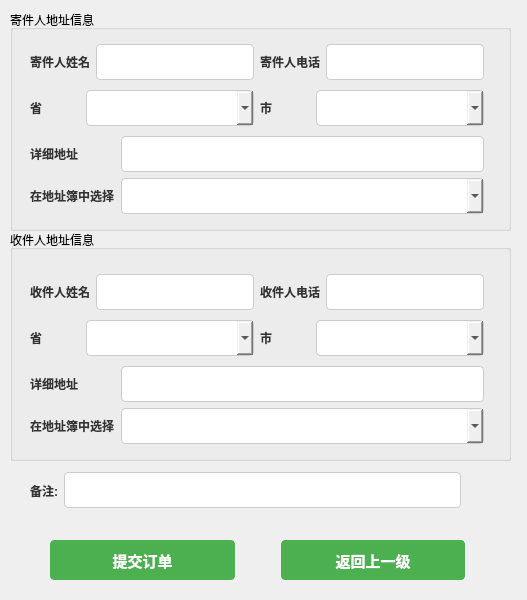
First picture: the form in modules/user/user_sendout.ui, repository gfzyl/Parcel-System, before the edit.
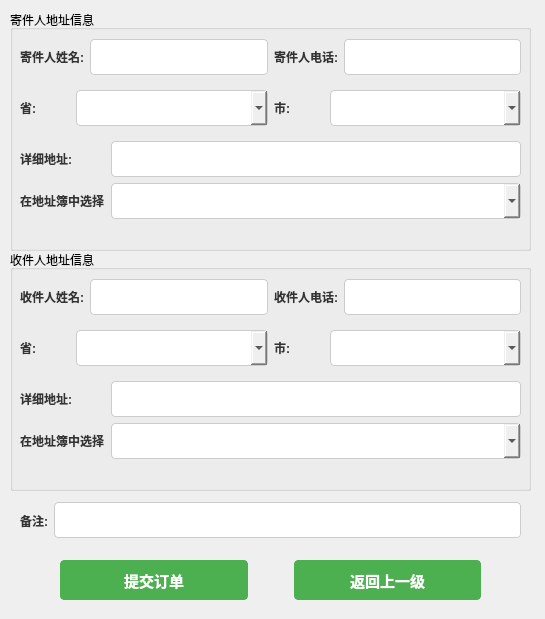
Second picture: the form after the edit.

The edit to the form file:
```diff
--- a/modules/user/user_sendout.ui
+++ b/modules/user/user_sendout.ui
@@ -6,8 +6,8 @@
    <rect>
     <x>0</x>
     <y>0</y>
-    <width>527</width>
-    <height>600</height>
+    <width>545</width>
+    <height>619</height>
    </rect>
   </property>
   <property name="windowTitle">
@@ -18,8 +18,8 @@
     <rect>
      <x>10</x>
      <y>10</y>
-     <width>501</width>
-     <height>221</height>
+     <width>521</width>
+     <height>241</height>
     </rect>
    </property>
    <property name="styleSheet">
@@ -46,10 +46,10 @@
    <widget class="QWidget" name="layoutWidget">
     <property name="geometry">
      <rect>
-      <x>20</x>
-      <y>30</y>
-      <width>454</width>
-      <height>178</height>
+      <x>10</x>
+      <y>20</y>
+      <width>501</width>
+      <height>201</height>
      </rect>
     </property>
     <layout class="QVBoxLayout" name="verticalLayout">
@@ -58,7 +58,7 @@
        <item>
         <widget class="QLabel" name="label">
          <property name="text">
-          <string>寄件人姓名</string>
+          <string>寄件人姓名:</string>
          </property>
         </widget>
        </item>
@@ -68,7 +68,7 @@
        <item>
         <widget class="QLabel" name="label_2">
          <property name="text">
-          <string>寄件人电话</string>
+          <string>寄件人电话:</string>
          </property>
         </widget>
        </item>
@@ -88,7 +88,7 @@
           </size>
          </property>
          <property name="text">
-          <string>省</string>
+          <string>省:</string>
          </property>
         </widget>
        </item>
@@ -110,7 +110,7 @@
           </size>
          </property>
          <property name="text">
-          <string>市</string>
+          <string>市:</string>
          </property>
         </widget>
        </item>
@@ -124,7 +124,7 @@
        <item row="0" column="0">
         <widget class="QLabel" name="label_6">
          <property name="text">
-          <string>详细地址</string>
+          <string>详细地址:</string>
          </property>
         </widget>
        </item>
@@ -156,9 +156,9 @@
    <property name="geometry">
     <rect>
      <x>10</x>
-     <y>230</y>
-     <width>501</width>
-     <height>231</height>
+     <y>250</y>
+     <width>521</width>
+     <height>241</height>
     </rect>
    </property>
    <property name="styleSheet">
@@ -184,10 +184,10 @@
    <widget class="QWidget" name="layoutWidget_2">
     <property name="geometry">
      <rect>
-      <x>20</x>
-      <y>40</y>
-      <width>454</width>
-      <height>178</height>
+      <x>10</x>
+      <y>20</y>
+      <width>501</width>
+      <height>201</height>
      </rect>
     </property>
     <layout class="QVBoxLayout" name="verticalLayout_2">
@@ -196,7 +196,7 @@
        <item>
         <widget class="QLabel" name="label_3">
          <property name="text">
-          <string>收件人姓名</string>
+          <string>收件人姓名:</string>
          </property>
         </widget>
        </item>
@@ -206,7 +206,7 @@
        <item>
         <widget class="QLabel" name="label_7">
          <property name="text">
-          <string>收件人电话</string>
+          <string>收件人电话:</string>
          </property>
         </widget>
        </item>
@@ -226,7 +226,7 @@
           </size>
          </property>
          <property name="text">
-          <string>省</string>
+          <string>省:</string>
          </property>
         </widget>
        </item>
@@ -248,7 +248,7 @@
           </size>
          </property>
          <property name="text">
-          <string>市</string>
+          <string>市:</string>
          </property>
         </widget>
        </item>
@@ -265,7 +265,7 @@
        <item row="0" column="0">
         <widget class="QLabel" name="label_10">
          <property name="text">
-          <string>详细地址</string>
+          <string>详细地址:</string>
          </property>
         </widget>
        </item>
@@ -293,9 +293,9 @@
   <widget class="QWidget" name="layoutWidget_3">
    <property name="geometry">
     <rect>
-     <x>30</x>
-     <y>470</y>
-     <width>431</width>
+     <x>20</x>
+     <y>500</y>
+     <width>501</width>
      <height>41</height>
     </rect>
    </property>
@@ -332,9 +332,9 @@
   <widget class="QWidget" name="layoutWidget">
    <property name="geometry">
     <rect>
-     <x>10</x>
-     <y>540</y>
-     <width>495</width>
+     <x>20</x>
+     <y>560</y>
+     <width>501</width>
      <height>40</height>
     </rect>
    </property>
```
